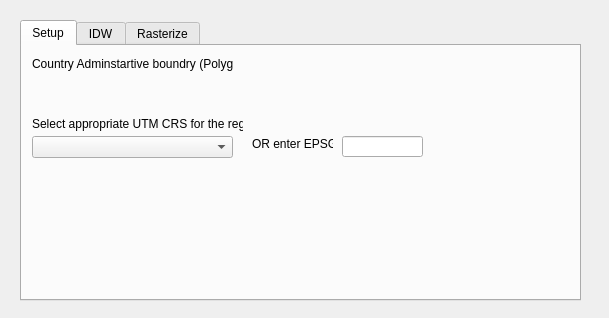
worldbank/GEEST, file gender_indicator_tool/gender_indicator_tool_dialog_base.ui: the form before one commit.
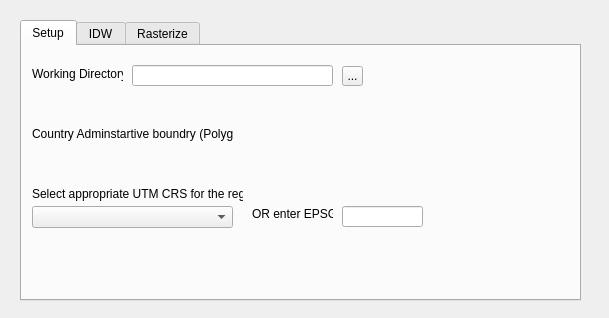
The form after the commit. The open tabs and pages were chosen to show the change. Custom widgets are drawn as their Qt base class.

Commit message: IDW and Rasterization procedure complete

The edit to the form file:
```diff
--- a/gender_indicator_tool/gender_indicator_tool_dialog_base.ui
+++ b/gender_indicator_tool/gender_indicator_tool_dialog_base.ui
@@ -33,7 +33,7 @@
      <property name="geometry">
       <rect>
        <x>10</x>
-       <y>30</y>
+       <y>100</y>
        <width>231</width>
        <height>31</height>
       </rect>
@@ -43,7 +43,7 @@
      <property name="geometry">
       <rect>
        <x>10</x>
-       <y>10</y>
+       <y>80</y>
        <width>201</width>
        <height>16</height>
       </rect>
@@ -56,7 +56,7 @@
      <property name="geometry">
       <rect>
        <x>10</x>
-       <y>90</y>
+       <y>160</y>
        <width>201</width>
        <height>22</height>
       </rect>
@@ -66,7 +66,7 @@
      <property name="geometry">
       <rect>
        <x>320</x>
-       <y>90</y>
+       <y>160</y>
        <width>81</width>
        <height>21</height>
       </rect>
@@ -82,7 +82,7 @@
      <property name="geometry">
       <rect>
        <x>230</x>
-       <y>90</y>
+       <y>160</y>
        <width>81</width>
        <height>16</height>
       </rect>
@@ -95,7 +95,7 @@
      <property name="geometry">
       <rect>
        <x>10</x>
-       <y>70</y>
+       <y>140</y>
        <width>211</width>
        <height>16</height>
       </rect>
@@ -104,6 +104,45 @@
       <string>Select appropriate UTM CRS for the region</string>
      </property>
     </widget>
+    <widget class="QLabel" name="countylabel_2">
+     <property name="geometry">
+      <rect>
+       <x>10</x>
+       <y>20</y>
+       <width>91</width>
+       <height>16</height>
+      </rect>
+     </property>
+     <property name="text">
+      <string>Working Directory</string>
+     </property>
+    </widget>
+    <widget class="QToolButton" name="workingDir_Button">
+     <property name="geometry">
+      <rect>
+       <x>320</x>
+       <y>20</y>
+       <width>21</width>
+       <height>20</height>
+      </rect>
+     </property>
+     <property name="text">
+      <string>...</string>
+     </property>
+    </widget>
+    <widget class="QgsFilterLineEdit" name="workingDir_Field">
+     <property name="geometry">
+      <rect>
+       <x>110</x>
+       <y>19</y>
+       <width>201</width>
+       <height>21</height>
+      </rect>
+     </property>
+     <property name="qgisRelation" stdset="0">
+      <string notr="true"/>
+     </property>
+    </widget>
    </widget>
    <widget class="QWidget" name="tab_2">
     <attribute name="title">
```
Left out of the diff: 2 changed lines with no effect on the pictures. The commit also changes 2 other files.
